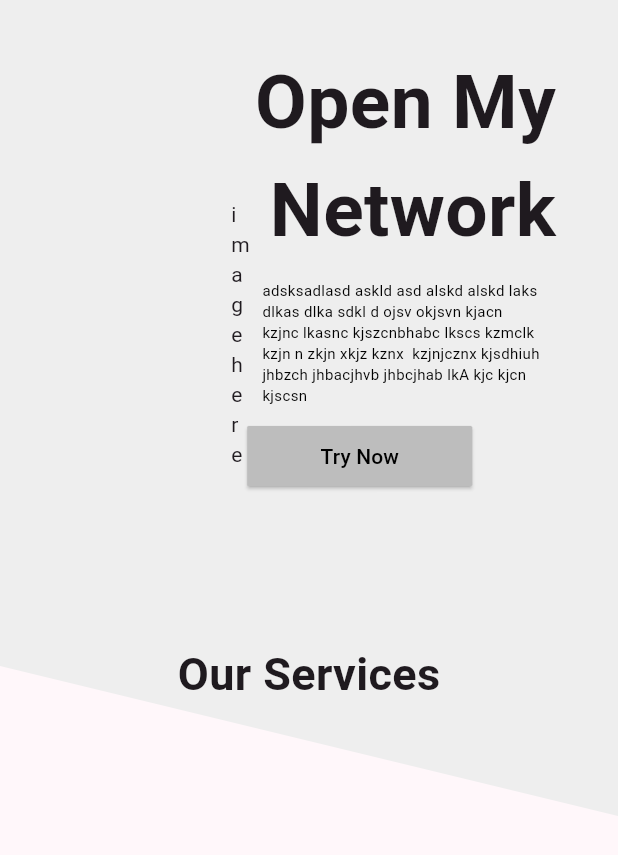
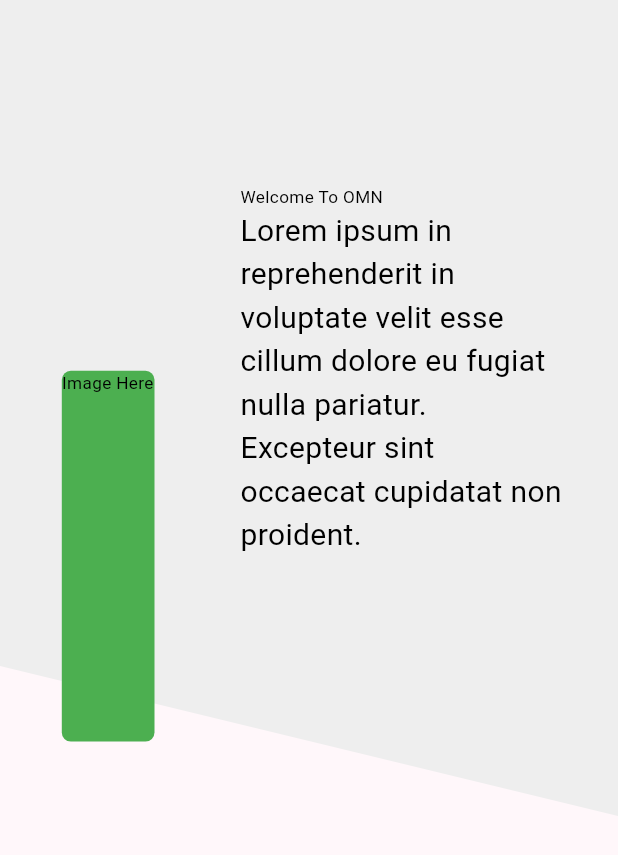
Before and after one commit to silv33/FixingOpenMyNetwork, a Flutter app: the HomeScreen screen opened directly, on a phone screen of 412 x 824 dp. Shown: the top 855 px of the screen. Run offline on Flutter 3.47's test engine with Material 3 defaults, Android fonts, the phone set to English and light mode, and no system bars; our stand-ins replace carousel_slider, equatable, flutter_bloc, flutter_screenutil, gap, logger and 1 more; accounts and stored records are empty.

Commit message:
final commit

```diff
--- a/lib/main/screen/home_screen.dart
+++ b/lib/main/screen/home_screen.dart
@@ -1,11 +1,14 @@
+import 'package:flutter/cupertino.dart';
 import 'package:flutter/material.dart';
-import 'package:open_my_network_app/app/widgets/text_widget.dart';
+
+import '../../app/widgets/text_widget.dart';
 
 class HomeScreen extends StatelessWidget {
   const HomeScreen({super.key});
 
   @override
   Widget build(BuildContext context) {
+    final Size size = MediaQuery.of(context).size;
     return Scaffold(
       body: Stack(
         fit: StackFit.expand,
@@ -16,87 +19,117 @@ class HomeScreen extends StatelessWidget {
               decoration: BoxDecoration(color: Colors.grey[200]),
             ),
           ),
-          Column(
-            children: [
-              Row(
-                crossAxisAlignment: CrossAxisAlignment.center,
+          Positioned(
+            left: size.width * 0.10,
+            top: size.height * 0.30,
+            child: Container(
+              width: size.width * 0.150,
+              height: size.height * 0.300,
+              decoration: BoxDecoration(
+                color: Colors.green,
+                borderRadius: BorderRadius.circular(6.0),
+              ),
+              child: AppText(isSelectableText: false, strText: "Image Here",),
+            ),
+          ),
+          Positioned(
+            left: size.width * 0.35,
+            top: size.height * 0.15,
+            child: Container(
+              padding: EdgeInsets.symmetric(horizontal: 16.0),
+              width: size.width * 0.6,
+              child: Column(
+                crossAxisAlignment: CrossAxisAlignment.start,
                 children: [
-                  Container(
-                    width: MediaQuery.of(context).size.width * 0.4,
-                    child: Padding(
-                      padding: const EdgeInsets.only(
-                        left: 150.0,
-                        right: 120.0,
-                        top: 80.0,
-                      ),
-                      child: SizedBox(
-                          width: MediaQuery.of(context).size.width * 0.1,
-                          height: 250,
-                          child: Card(
-                            child: Text("image here"),
-                            color: Colors.grey[300],
-                          )),
-                    ),
-                  ),
-                  SizedBox(
-                    width: MediaQuery.of(context).size.width * 0.5,
-                    child: Column(
-                      crossAxisAlignment: CrossAxisAlignment.start,
-                      children: <Widget>[
-                        Padding(
-                          padding: EdgeInsets.only(top: 32.0),
-                          child: Text(
-                            'Open My Network',
-                            textAlign: TextAlign.right,
-                            style: TextStyle(
-                                fontSize: 50, fontWeight: FontWeight.bold),
-                          ),
-                        ),
-                        Padding(
-                            padding: EdgeInsets.all(10.0),
-                            child: Flexible(
-                              child: SizedBox(
-                                width: 300,
-                                child: AppText(
-                                  isSelectableText: false,
-                                  strText:
-                                      'adsksadlasd askld asd alskd alskd laks dlkas dlka sdkl d ojsv okjsvn kjacn kzjnc lkasnc kjszcnbhabc lkscs kzmclk  kzjn n zkjn xkjz kznx  kzjnjcznx kjsdhiuh jhbzch jhbacjhvb jhbcjhab lkA kjc kjcn kjscsn',
-                                  fontSize: 10,
-                                ),
-                              ),
-                            )),
-                        SizedBox(
-                          width: 150,
-                          child: ElevatedButton(
-                            onPressed: () {},
-                            child: Text(
-                              'Try Now',
-                              style: TextStyle(color: Colors.black),
-                            ),
-                            style: ButtonStyle(
-                                shape: MaterialStateProperty.all<
-                                    RoundedRectangleBorder>(
-                                  RoundedRectangleBorder(
-                                      borderRadius: BorderRadius.all(
-                                          Radius.circular(1.0))),
-                                ),
-                                backgroundColor:
-                                    MaterialStateProperty.all(Colors.grey[400])),
-                          ),
-                        ),
-                        SizedBox(height: 100.0),
-                        // ),
-                      ],
-                    ),
-                  ),
+                  AppText(isSelectableText: false, strText: "Welcome To OMN",),
+                  AppText(isSelectableText: false,strText: '''Lorem ipsum in reprehenderit in voluptate velit esse cillum dolore eu fugiat nulla pariatur. Excepteur sint occaecat cupidatat non proident.
+                  ''',fontSize: 20,),
                 ],
               ),
-              Text(
-                'Our Services',
-                style: TextStyle(fontSize: 30, fontWeight: FontWeight.bold),
-              ),
-            ],
-          ),
+            ),
+          )
+          // Column(
+          //   children: [
+          //     Row(
+          //       crossAxisAlignment: CrossAxisAlignment.center,
+          //       children: [
+          //         SizedBox(
+          //           width: MediaQuery.of(context).size.width * 0.4,
+          //           child: Padding(
+          //             padding: const EdgeInsets.only(
+          //               left: 150.0,
+          //               right: 120.0,
+          //               top: 80.0,
+          //             ),
+          //             child: SizedBox(
+          //                 width: MediaQuery.of(context).size.width * 0.1,
+          //                 height: 250,
+          //                 child: Card(
+          //                   child: Text("image here"),
+          //                   color: Colors.grey[300],
+          //                 )),
+          //           ),
+          //         ),
+          //         SizedBox(
+          //           width: MediaQuery.of(context).size.width * 0.5,
+          //           child: Column(
+          //             crossAxisAlignment: CrossAxisAlignment.start,
+          //             children: <Widget>[
+          //               const Padding(
+          //
+          //                 padding: EdgeInsets.only(top: 32.0),
+          //                 child: Text(
+          //                   'Open My Network',
+          //                   textAlign: TextAlign.right,
+          //                   style: TextStyle(
+          //                       fontSize: 50, fontWeight: FontWeight.bold),
+          //                 ),
+          //               ),
+          //               const Padding(
+          //                   padding: EdgeInsets.all(10.0),
+          //                   child: Flexible(
+          //                     child: SizedBox(
+          //                       width: 300,
+          //                       child: AppText(
+          //                         isSelectableText: false,
+          //                         strText:
+          //                             'adsksadlasd askld asd alskd alskd laks dlkas dlka sdkl d ojsv okjsvn kjacn kzjnc lkasnc kjszcnbhabc lkscs kzmclk  kzjn n zkjn xkjz kznx  kzjnjcznx kjsdhiuh jhbzch jhbacjhvb jhbcjhab lkA kjc kjcn kjscsn',
+          //                         fontSize: 10,
+          //                       ),
+          //                     ),
+          //                   )),
+          //               SizedBox(
+          //                 width: 150,
+          //                 child: ElevatedButton(
+          //                   onPressed: () {},
+          //                   child: Text(
+          //                     'Try Now',
+          //                     style: TextStyle(color: Colors.black),
+          //                   ),
+          //                   style: ButtonStyle(
+          //                       shape: MaterialStateProperty.all<
+          //                           RoundedRectangleBorder>(
+          //                         RoundedRectangleBorder(
+          //                             borderRadius: BorderRadius.all(
+          //                                 Radius.circular(1.0))),
+          //                       ),
+          //                       backgroundColor:
+          //                           MaterialStateProperty.all(Colors.grey[400])),
+          //                 ),
+          //               ),
+          //               SizedBox(height: 100.0),
+          //               // ),
+          //             ],
+          //           ),
+          //         ),
+          //       ],
+          //     ),
+          //     Text(
+          //       'Our Services',
+          //       style: TextStyle(fontSize: 30, fontWeight: FontWeight.bold),
+          //     ),
+          //   ],
+          // ),
         ],
       ),
     );
@@ -121,8 +154,7 @@ class CustomClipPath extends CustomClipper<Path> {
 
   @override
   bool shouldReclip(covariant CustomClipper<Path> oldClipper) {
-    // TODO: implement shouldReclip
-    // throw UnimplementedError();
     return false;
   }
 }
+// ClipPath lai adjust garnu hunxa aba
--- a/lib/main/widget/bullet_list_widget.dart
+++ b/lib/main/widget/bullet_list_widget.dart
@@ -8,7 +8,7 @@ class BulletList extends StatelessWidget {
   BulletList(
     {
     required this.strings,
-    required this.bullet,
+    this.bullet,
     this.padding,
     });
 
@@ -25,7 +25,7 @@ class BulletList extends StatelessWidget {
             child: Row(
               crossAxisAlignment: CrossAxisAlignment.start,
               children: [
-                Icon(bullet ?? Icons.circle_outlined),
+                Icon(bullet ?? null),
                 SizedBox(
                   width: 5,
                 ),
```
Also changed, not shown: lib/settings/screen/setting_screen.dart (+30 -28 lines), 1 other file.
